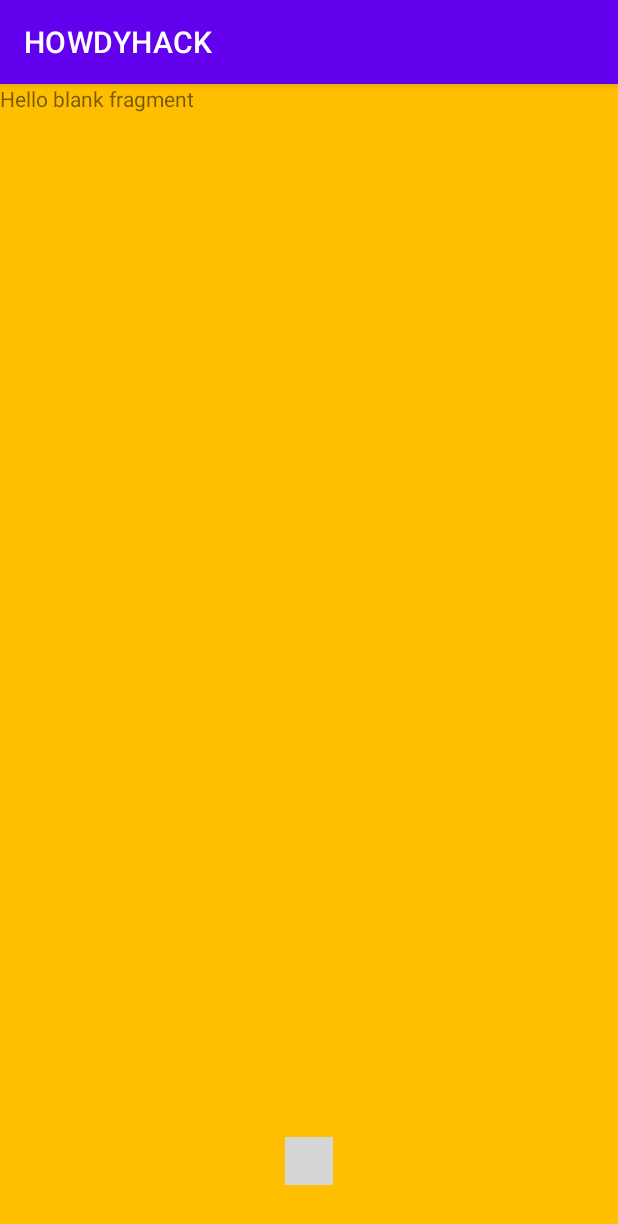
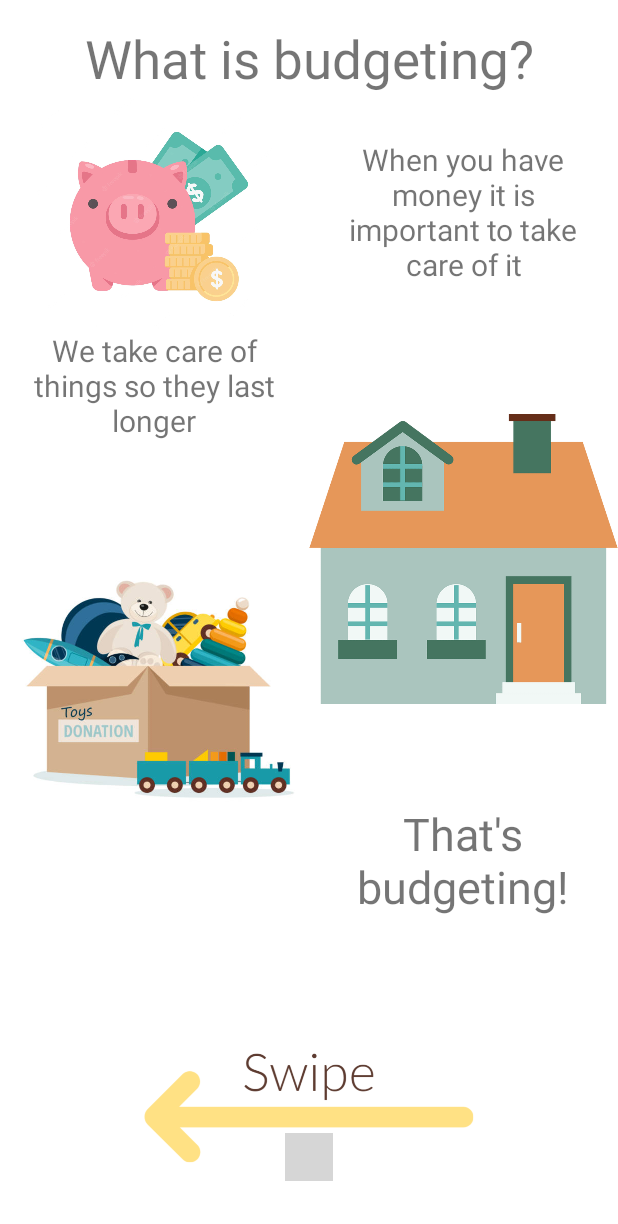
Before and after one commit to jaresinunez/HOWDYHACK, an Android app: the Screen1 screen opened directly, with no data from a screen before it, on a phone screen of 412 x 824 dp. Shown: the top 1224 px of the screen. Run offline under Robolectric (Android 15) with nearby library versions, the phone set to English and light mode, and no system bars; plain views replace SpringDotsIndicator; 1 statement that could not run was skipped; grey boxes are pictures that could not be loaded.

Commit message:
Budgetting screen 1 done

```diff
--- a/app/src/main/AndroidManifest.xml
+++ b/app/src/main/AndroidManifest.xml
@@ -14,6 +14,7 @@
         tools:targetApi="31">
         <activity
             android:name=".BudgetActivity"
+            android:theme="@style/InvertedColors_NoActionBar"
             android:exported="false">
             <meta-data
                 android:name="android.app.lib_name"
--- a/app/src/main/res/layout/activity_spash_screen.xml
+++ b/app/src/main/res/layout/activity_spash_screen.xml
@@ -10,7 +10,7 @@
     <ImageView
         android:layout_width="wrap_content"
         android:layout_height="wrap_content"
-        android:src="@drawable/logo"
+        android:src="@drawable/pfp"
         app:layout_constraintTop_toTopOf="parent"
         app:layout_constraintStart_toStartOf="parent"
         app:layout_constraintEnd_toEndOf="parent"/>
--- a/app/src/main/res/layout/fragment_screen1.xml
+++ b/app/src/main/res/layout/fragment_screen1.xml
@@ -3,12 +3,115 @@
     xmlns:tools="http://schemas.android.com/tools"
     android:layout_width="match_parent"
     android:layout_height="match_parent"
-    android:background="@color/yellow"
+    android:theme="@style/InvertedColors_NoActionBar"
+    xmlns:app="http://schemas.android.com/apk/res-auto"
+    android:background="@color/white"
     tools:context=".budgetScreens.Screen1">
+    <androidx.constraintlayout.widget.ConstraintLayout
+        android:layout_width="match_parent"
+        android:layout_height="match_parent">
+        <androidx.constraintlayout.widget.Guideline
+            android:id="@+id/verticalHalf"
+            android:layout_width="wrap_content"
+            android:layout_height="wrap_content"
+            android:orientation="vertical"
+            app:layout_constraintGuide_percent=".5"/>
+        <TextView
+            android:id="@+id/title"
+            android:layout_width="wrap_content"
+            android:layout_height="wrap_content"
+            android:text="@string/budgeting"
+            android:textSize="35sp"
+            android:layout_marginTop="15sp"
+            android:layout_gravity="center_horizontal"
+            app:layout_constraintTop_toTopOf="parent"
+            app:layout_constraintStart_toStartOf="parent"
+            app:layout_constraintEnd_toEndOf="parent"/>
 
-    <TextView
-        android:layout_width="match_parent"
-        android:layout_height="match_parent"
-        android:text="@string/hello_blank_fragment" />
+        <TextView
+            android:id="@+id/text1"
+            android:layout_width="0sp"
+            android:layout_height="wrap_content"
+            android:text="@string/budget_1"
+            android:layout_marginTop="30sp"
+            android:textSize="20sp"
+            android:layout_marginHorizontal="10sp"
+            android:gravity="center_horizontal"
+            app:layout_constraintStart_toStartOf="@id/verticalHalf"
+            app:layout_constraintEnd_toEndOf="parent"
+            app:layout_constraintTop_toBottomOf="@id/title"/>
 
+        <ImageView
+            android:layout_width="0sp"
+            android:layout_height="0sp"
+            app:layout_constraintTop_toBottomOf="@id/title"
+            app:layout_constraintBottom_toTopOf="@id/text2"
+            app:layout_constraintStart_toStartOf="parent"
+            app:layout_constraintEnd_toStartOf="@id/verticalHalf"
+            android:src="@drawable/piggy_bank_with_money"
+            />
+        <TextView
+            android:id="@+id/text2"
+            android:layout_width="0sp"
+            android:layout_height="wrap_content"
+            android:text="@string/budget_2"
+            android:textSize="20sp"
+            android:layout_marginTop="30sp"
+            android:layout_marginHorizontal="10sp"
+            android:gravity="center_horizontal"
+            app:layout_constraintStart_toStartOf="parent"
+            app:layout_constraintTop_toBottomOf="@id/text1"
+            app:layout_constraintEnd_toEndOf="@id/verticalHalf"/>
+
+        <TextView
+            android:id="@+id/text3"
+            android:layout_width="0sp"
+            android:layout_height="wrap_content"
+            android:text="That's budgeting!"
+            android:layout_marginBottom="15sp"
+            android:textSize="30sp"
+            android:gravity="center_horizontal"
+            app:layout_constraintTop_toBottomOf="@id/house"
+            app:layout_constraintStart_toStartOf="@id/verticalHalf"
+            app:layout_constraintEnd_toEndOf="parent"/>
+
+        <androidx.constraintlayout.widget.Guideline
+            android:id="@+id/pictureGuide"
+            android:layout_width="wrap_content"
+            android:layout_height="wrap_content"
+            android:orientation="horizontal"
+            app:layout_constraintGuide_percent="0.65"/>
+
+        <ImageView
+            android:id="@+id/house"
+            android:layout_width="0sp"
+            android:layout_height="0sp"
+            android:layout_marginTop="20sp"
+            app:layout_constraintTop_toBottomOf="@id/text1"
+            app:layout_constraintBottom_toBottomOf="@id/pictureGuide"
+            app:layout_constraintStart_toStartOf="@id/verticalHalf"
+            app:layout_constraintEnd_toEndOf="parent"
+            android:src="@drawable/house"/>
+
+        <ImageView
+            android:layout_width="0sp"
+            android:layout_height="0sp"
+            android:layout_marginTop="20sp"
+            app:layout_constraintTop_toBottomOf="@id/text2"
+            app:layout_constraintBottom_toBottomOf="@id/text3"
+            app:layout_constraintStart_toStartOf="parent"
+            app:layout_constraintEnd_toEndOf="@id/verticalHalf"
+            android:src="@drawable/toys"/>
+
+        <ImageView
+            android:layout_width="0sp"
+            android:layout_height="0sp"
+            android:layout_marginBottom="20sp"
+            app:layout_constraintBottom_toBottomOf="parent"
+            app:layout_constraintStart_toStartOf="parent"
+            app:layout_constraintEnd_toEndOf="parent"
+            app:layout_constraintTop_toBottomOf="@id/text3"
+            android:src="@drawable/arrow"/>
+
+    </androidx.constraintlayout.widget.ConstraintLayout>
 </FrameLayout>
--- a/app/src/main/res/values/strings.xml
+++ b/app/src/main/res/values/strings.xml
@@ -16,4 +16,7 @@
     <string name="explore">Explore</string>
     <!-- TODO: Remove or change this placeholder text -->
     <string name="hello_blank_fragment">Hello blank fragment</string>
+    <string name="budgeting">What is budgeting?</string>
+    <string name="budget_1">When you have money it is important to take care of it</string>
+    <string name="budget_2">We take care of things so they last longer</string>
 </resources>
--- a/app/src/main/res/values/themes.xml
+++ b/app/src/main/res/values/themes.xml
@@ -20,8 +20,8 @@
     </style>
 
     <style name="InvertedColors_NoActionBar" parent="Theme.MaterialComponents.Light.NoActionBar.Bridge">
-        <item name="colorPrimary">@color/dark_green</item>
-        <item name="colorPrimaryDark">@color/green</item>
+        <item name="colorPrimary">@color/white</item>
+        <item name="colorPrimaryDark">@color/white</item>
     </style>
 
     <style name="ImageView.Corner_welcomeScreen" parent="">
```
Also changed, not shown: app/src/main/res/drawable/arrow.png (added), app/src/main/res/drawable/house.png (added), app/src/main/res/drawable/piggy_bank_with_money.png (added), app/src/main/res/drawable/toys.png (added).
